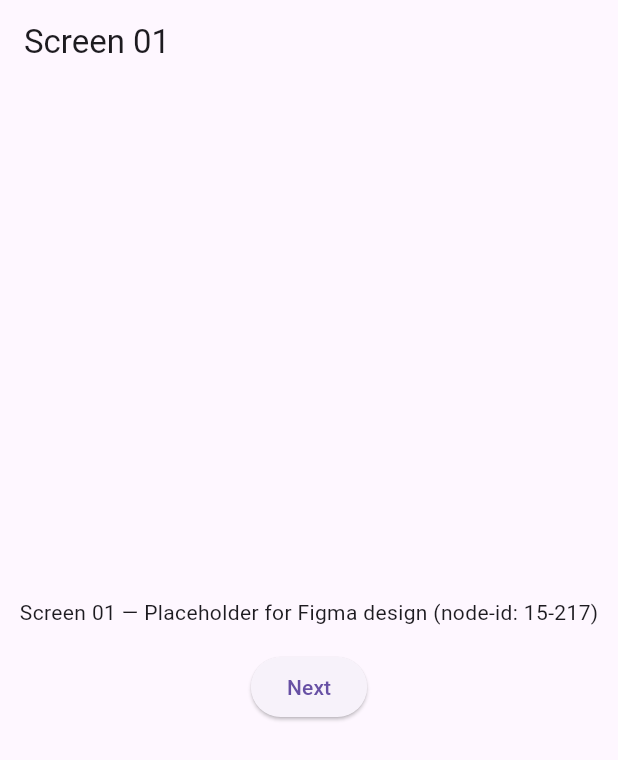
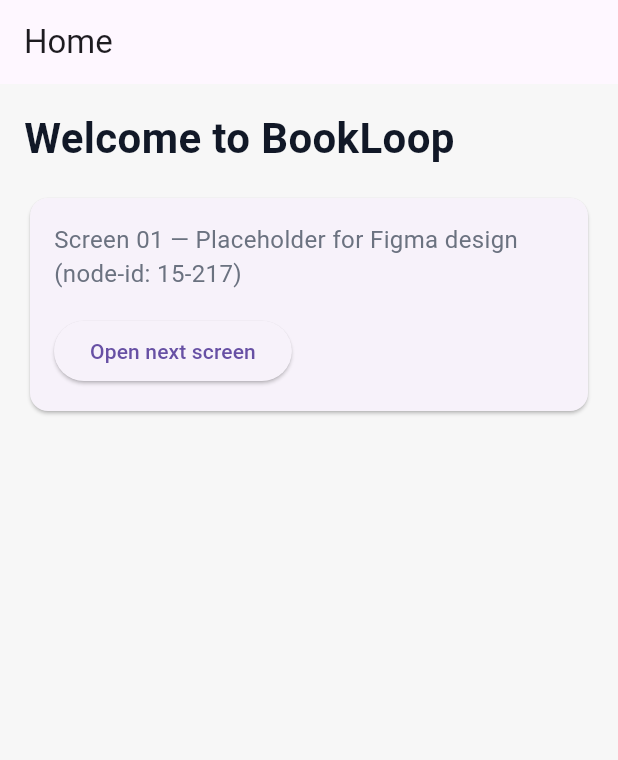
Before and after one commit to Chhialy/BookLoop_Project, a Flutter app: the screen it shows after launch, on a phone screen of 412 x 824 dp. Shown: the top 760 px of the screen. Run offline on Flutter 3.47's test engine with Material 3 defaults, Android fonts, the phone set to English and light mode, and no system bars; our stand-ins replace flutter_riverpod, go_router.

Commit message:
feat(mobile): add router, riverpod, improve screens 1-3, add tokens

```diff
--- a/mobile/flutter/lib/main.dart
+++ b/mobile/flutter/lib/main.dart
@@ -1,4 +1,7 @@
 import 'package:flutter/material.dart';
+import 'package:flutter_riverpod/flutter_riverpod.dart';
+import 'package:go_router/go_router.dart';
+
 import 'screens/screen01.dart';
 import 'screens/screen02.dart';
 import 'screens/screen03.dart';
@@ -12,32 +15,38 @@ import 'screens/screen10.dart';
 import 'screens/screen11.dart';
 
 void main() {
-  runApp(BookLoopApp());
+  runApp(const ProviderScope(child: BookLoopApp()));
 }
 
-class BookLoopApp extends StatelessWidget {
+class BookLoopApp extends ConsumerWidget {
+  const BookLoopApp({Key? key}) : super(key: key);
+
   @override
-  Widget build(BuildContext context) {
-    return MaterialApp(
+  Widget build(BuildContext context, WidgetRef ref) {
+    final _router = GoRouter(
+      initialLocation: '/',
+      routes: [
+        GoRoute(path: '/', builder: (c, s) => Screen01()),
+        GoRoute(path: '/screen02', builder: (c, s) => Screen02()),
+        GoRoute(path: '/screen03', builder: (c, s) => Screen03()),
+        GoRoute(path: '/screen04', builder: (c, s) => Screen04()),
+        GoRoute(path: '/screen05', builder: (c, s) => Screen05()),
+        GoRoute(path: '/screen06', builder: (c, s) => Screen06()),
+        GoRoute(path: '/screen07', builder: (c, s) => Screen07()),
+        GoRoute(path: '/screen08', builder: (c, s) => Screen08()),
+        GoRoute(path: '/screen09', builder: (c, s) => Screen09()),
+        GoRoute(path: '/screen10', builder: (c, s) => Screen10()),
+        GoRoute(path: '/screen11', builder: (c, s) => Screen11()),
+      ],
+    );
+
+    return MaterialApp.router(
       title: 'BookLoop Mobile',
       theme: ThemeData(
         primarySwatch: Colors.blue,
         visualDensity: VisualDensity.adaptivePlatformDensity,
       ),
-      initialRoute: '/',
-      routes: {
-        '/': (context) => Screen01(),
-        '/screen02': (context) => Screen02(),
-        '/screen03': (context) => Screen03(),
-        '/screen04': (context) => Screen04(),
-        '/screen05': (context) => Screen05(),
-        '/screen06': (context) => Screen06(),
-        '/screen07': (context) => Screen07(),
-        '/screen08': (context) => Screen08(),
-        '/screen09': (context) => Screen09(),
-        '/screen10': (context) => Screen10(),
-        '/screen11': (context) => Screen11(),
-      },
+      routerConfig: _router,
     );
   }
 }
--- a/mobile/flutter/lib/screens/screen01.dart
+++ b/mobile/flutter/lib/screens/screen01.dart
@@ -1,19 +1,41 @@
 import 'package:flutter/material.dart';
+import 'package:go_router/go_router.dart';
+import '../src/design_tokens.dart';
 
 class Screen01 extends StatelessWidget {
+  const Screen01({Key? key}) : super(key: key);
+
   @override
   Widget build(BuildContext context) {
     return Scaffold(
-      appBar: AppBar(title: Text('Screen 01')),
-      body: Center(
+      appBar: AppBar(title: const Text('Home')),
+      body: Container(
+        color: Tokens.background,
+        padding: const EdgeInsets.all(Tokens.spacingMedium),
         child: Column(
-          mainAxisAlignment: MainAxisAlignment.center,
+          crossAxisAlignment: CrossAxisAlignment.start,
           children: [
-            Text('Screen 01 — Placeholder for Figma design (node-id: 15-217)'),
-            SizedBox(height: 16),
-            ElevatedButton(
-              onPressed: () => Navigator.pushNamed(context, '/screen02'),
-              child: Text('Next'),
+            Text(
+              'Welcome to BookLoop',
+              style: TextStyle(fontSize: Tokens.h1, color: Tokens.textPrimary, fontWeight: FontWeight.bold),
+            ),
+            const SizedBox(height: Tokens.spacingMedium),
+            Card(
+              child: Padding(
+                padding: const EdgeInsets.all(Tokens.spacingMedium),
+                child: Column(
+                  crossAxisAlignment: CrossAxisAlignment.start,
+                  children: [
+                    Text('Screen 01 — Placeholder for Figma design (node-id: 15-217)',
+                        style: TextStyle(fontSize: Tokens.body, color: Tokens.textSecondary)),
+                    const SizedBox(height: Tokens.spacingMedium),
+                    ElevatedButton(
+                      onPressed: () => context.go('/screen02'),
+                      child: const Text('Open next screen'),
+                    ),
+                  ],
+                ),
+              ),
             ),
           ],
         ),
--- /dev/null
+++ b/mobile/flutter/lib/src/design_tokens.dart
@@ -0,0 +1,19 @@
+// Clean design tokens used by the scaffold (replace with Figma exports later)
+
+import 'package:flutter/material.dart';
+
+class Tokens {
+  static const Color primary = Color(0xFF1E88E5);
+  static const Color background = Color(0xFFF7F7F7);
+  static const Color surface = Color(0xFFFFFFFF);
+  static const Color textPrimary = Color(0xFF111827);
+  static const Color textSecondary = Color(0xFF6B7280);
+
+  static const double spacingSmall = 8.0;
+  static const double spacingMedium = 16.0;
+  static const double spacingLarge = 24.0;
+
+  static const double h1 = 28.0;
+  static const double h2 = 22.0;
+  static const double body = 16.0;
+}
--- a/mobile/flutter/pubspec.yaml
+++ b/mobile/flutter/pubspec.yaml
@@ -10,6 +10,10 @@ dependencies:
     sdk: flutter
 
   cupertino_icons: ^1.0.2
+  flutter_riverpod: ^2.0.0
+  go_router: ^6.0.0
+  flutter_svg: ^1.1.1
+  google_fonts: ^4.0.3
 
 dev_dependencies:
   flutter_test:
```
Also changed, not shown: mobile/flutter/lib/screens/screen02.dart (+18 -7 lines), mobile/flutter/lib/screens/screen03.dart (+14 -4 lines).
